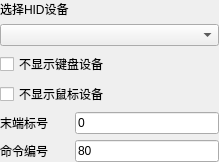
First picture: the form in src/pages/hid/SAKHidDeviceController.ui, repository x-tools-author/x-tools, before the edit.
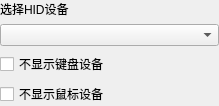
Second picture: the form after the edit.

```diff
--- a/src/pages/hid/SAKHidDeviceController.ui
+++ b/src/pages/hid/SAKHidDeviceController.ui
@@ -7,7 +7,7 @@
     <x>0</x>
     <y>0</y>
     <width>219</width>
-    <height>134</height>
+    <height>82</height>
    </rect>
   </property>
   <property name="windowTitle">
@@ -26,6 +26,20 @@
    <property name="bottomMargin">
     <number>0</number>
    </property>
+   <item row="3" column="0" colspan="2">
+    <widget class="QCheckBox" name="noMouseCheckBox">
+     <property name="text">
+      <string>不显示鼠标设备</string>
+     </property>
+    </widget>
+   </item>
+   <item row="2" column="0" colspan="2">
+    <widget class="QCheckBox" name="noKeyboardCheckBox">
+     <property name="text">
+      <string>不显示键盘设备</string>
+     </property>
+    </widget>
+   </item>
    <item row="0" column="0">
     <widget class="QLabel" name="label_3">
      <property name="text">
@@ -33,51 +47,9 @@
      </property>
     </widget>
    </item>
-   <item row="4" column="0">
-    <widget class="QLabel" name="label">
-     <property name="text">
-      <string>末端标号</string>
-     </property>
-    </widget>
-   </item>
    <item row="1" column="0" colspan="2">
     <widget class="QComboBox" name="hidDeviceComboBox"/>
    </item>
-   <item row="5" column="0">
-    <widget class="QLabel" name="label_2">
-     <property name="text">
-      <string>命令编号</string>
-     </property>
-    </widget>
-   </item>
-   <item row="4" column="1">
-    <widget class="QLineEdit" name="endpointLineEdit">
-     <property name="text">
-      <string notr="true">0</string>
-     </property>
-    </widget>
-   </item>
-   <item row="5" column="1">
-    <widget class="QLineEdit" name="cmdLineEdit">
-     <property name="text">
-      <string notr="true">80</string>
-     </property>
-    </widget>
-   </item>
-   <item row="2" column="0" colspan="2">
-    <widget class="QCheckBox" name="noKeyboardCheckBox">
-     <property name="text">
-      <string>不显示键盘设备</string>
-     </property>
-    </widget>
-   </item>
-   <item row="3" column="0" colspan="2">
-    <widget class="QCheckBox" name="noMouseCheckBox">
-     <property name="text">
-      <string>不显示鼠标设备</string>
-     </property>
-    </widget>
-   </item>
   </layout>
  </widget>
  <resources/>
```
